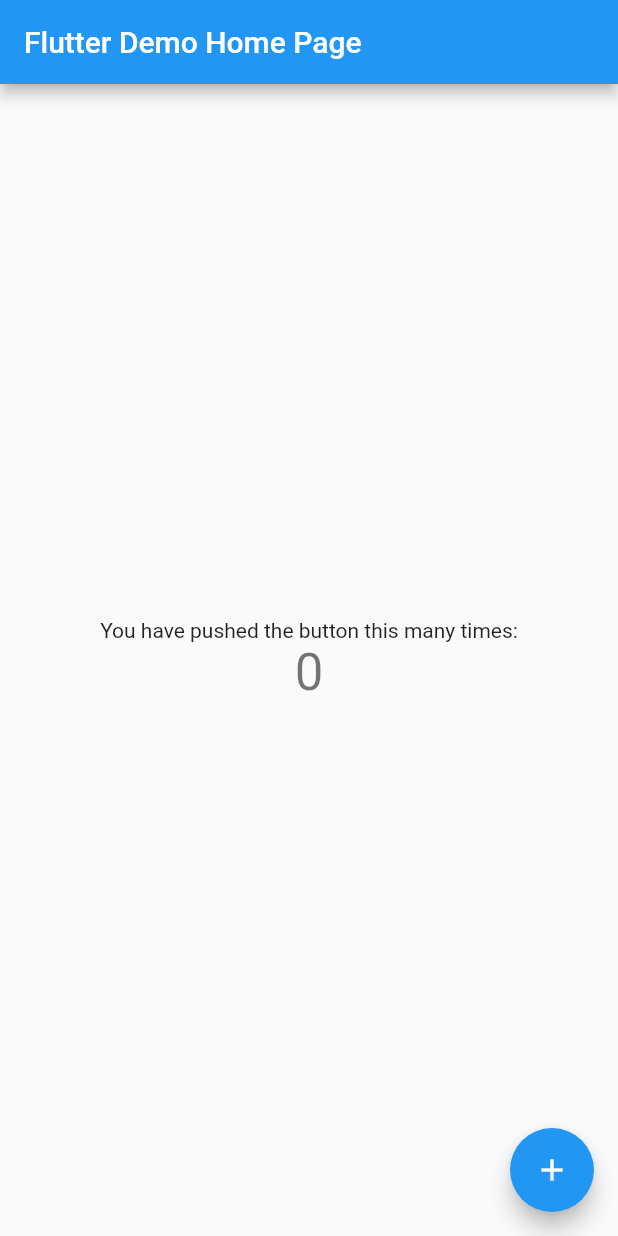
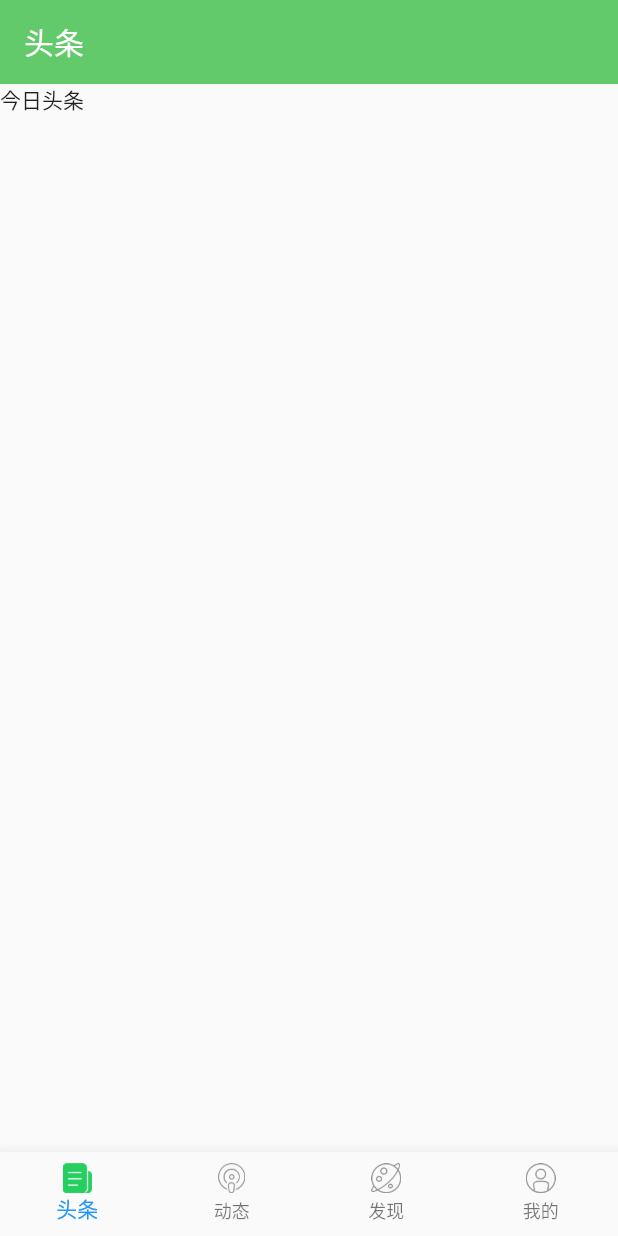
Before and after one commit to yangyuanye/my_flutter, a Flutter app: the screen it shows after launch, on a phone screen of 412 x 824 dp. Run offline on Flutter 3.47's test engine with Material 2 defaults, Android fonts, the phone set to English and light mode, and no system bars.

Commit message:
框架搭建

```diff
--- /dev/null
+++ b/lib/app_home_page.dart
@@ -0,0 +1,95 @@
+import 'package:flutter/material.dart';
+import 'package:flutter_app_model/constants/app_colors.dart';
+import 'package:flutter_app_model/pages/main/news_list_page.dart';
+import 'package:flutter_app_model/widgets/navigation_icon_view.dart';
+
+class AppHomePage extends StatefulWidget {
+  @override
+  State<StatefulWidget> createState() {
+    return _HomePageState();
+  }
+}
+
+class _HomePageState extends State<AppHomePage> {
+  final _appBarTitle = ['头条', '动态', '发现', '我的'];
+  List<NavigationIconView> _navigationIconViews;
+  var _currentIndex = 0;
+  List<Widget> _pages;
+  PageController _pageController;
+
+@override
+  void initState() {
+    super.initState();
+    _navigationIconViews = [
+      NavigationIconView(
+          title: '头条',
+          iconPath: 'assets/images/ic_nav_news_normal.png',
+          activeIconPath: 'assets/images/ic_nav_news_actived.png'),
+      NavigationIconView(
+          title: '动态',
+          iconPath: 'assets/images/ic_nav_tweet_normal.png',
+          activeIconPath: 'assets/images/ic_nav_tweet_actived.png'),
+      NavigationIconView(
+          title: '发现',
+          iconPath: 'assets/images/ic_nav_discover_normal.png',
+          activeIconPath: 'assets/images/ic_nav_discover_actived.png'),
+      NavigationIconView(
+          title: '我的',
+          iconPath: 'assets/images/ic_nav_my_normal.png',
+          activeIconPath: 'assets/images/ic_nav_my_pressed.png'),
+    ];
+    _pages = [
+      NewsListPage(),
+      NewsListPage(),
+      NewsListPage(),
+      NewsListPage(),
+    ];
+
+    _pageController = PageController(initialPage: _currentIndex);
+  }
+
+  @override
+  Widget build(BuildContext context) {
+    return Scaffold(
+      appBar: AppBar(
+        elevation: 0.0,
+        title: Text(
+          _appBarTitle[0],
+          style: TextStyle(color: Color(AppColors.APPBAR)),
+        ),
+        iconTheme: IconThemeData(color: Color(AppColors.APPBAR)),
+      ),
+      body: PageView.builder(
+          physics: NeverScrollableScrollPhysics(),
+          //禁止滑动
+          itemBuilder: (BuildContext context,int index){
+            return _pages[index];
+          },
+      controller: _pageController,
+      itemCount: _pages.length,
+      onPageChanged: (index){
+        setState(() {
+          _currentIndex = index;
+            });
+      },),
+      bottomNavigationBar: BottomNavigationBar(
+        currentIndex: _currentIndex,
+          items: _navigationIconViews.map((view)=>view.item).toList(),
+        type: BottomNavigationBarType.fixed,
+        onTap: (index){
+          setState(() {
+            _currentIndex = index;
+          });
+          _pageController.animateToPage(index,
+              duration: Duration(microseconds: 1),
+              curve: Curves.ease);
+        },
+      ),
+      /*drawer: MyDrawer(
+        headImgPath: 'assets/images/cover_img.jpg',
+        menuIcons: [Icons.send, Icons.home, Icons.error, Icons.settings],
+        menuTitles: ,
+      ),*/
+    );
+  }
+}
--- /dev/null
+++ b/lib/constants/app_colors.dart
@@ -0,0 +1,5 @@
+abstract class AppColors {
+  //应用主题色
+  static const APP_THEME = 0xff63ca6c;
+  static const APPBAR = 0xffffffff;
+}
--- a/lib/main.dart
+++ b/lib/main.dart
@@ -1,111 +1,20 @@
 import 'package:flutter/material.dart';
+import 'package:flutter_app_model/app_home_page.dart';
+import 'package:flutter_app_model/constants/app_colors.dart';
 
 void main() => runApp(MyApp());
 
 class MyApp extends StatelessWidget {
-  // This widget is the root of your application.
+
   @override
   Widget build(BuildContext context) {
     return MaterialApp(
-      title: 'Flutter Demo',
+      debugShowCheckedModeBanner: false, //去掉右上角debug标签
+      title: 'Flutter app',
       theme: ThemeData(
-        // This is the theme of your application.
-        //
-        // Try running your application with "flutter run". You'll see the
-        // application has a blue toolbar. Then, without quitting the app, try
-        // changing the primarySwatch below to Colors.green and then invoke
-        // "hot reload" (press "r" in the console where you ran "flutter run",
-        // or simply save your changes to "hot reload" in a Flutter IDE).
-        // Notice that the counter didn't reset back to zero; the application
-        // is not restarted.
-        primarySwatch: Colors.blue,
+        primaryColor: Color(AppColors.APP_THEME),
       ),
-      home: MyHomePage(title: 'Flutter Demo Home Page'),
+      home: AppHomePage(),
     );
   }
 }
-
-class MyHomePage extends StatefulWidget {
-  MyHomePage({Key key, this.title}) : super(key: key);
-
-  // This widget is the home page of your application. It is stateful, meaning
-  // that it has a State object (defined below) that contains fields that affect
-  // how it looks.
-
-  // This class is the configuration for the state. It holds the values (in this
-  // case the title) provided by the parent (in this case the App widget) and
-  // used by the build method of the State. Fields in a Widget subclass are
-  // always marked "final".
-
-  final String title;
-
-  @override
-  _MyHomePageState createState() => _MyHomePageState();
-}
-
-class _MyHomePageState extends State<MyHomePage> {
-  int _counter = 0;
-
-  void _incrementCounter() {
-    setState(() {
-      // This call to setState tells the Flutter framework that something has
-      // changed in this State, which causes it to rerun the build method below
-      // so that the display can reflect the updated values. If we changed
-      // _counter without calling setState(), then the build method would not be
-      // called again, and so nothing would appear to happen.
-      _counter++;
-    });
-  }
-
-  @override
-  Widget build(BuildContext context) {
-    // This method is rerun every time setState is called, for instance as done
-    // by the _incrementCounter method above.
-    //
-    // The Flutter framework has been optimized to make rerunning build methods
-    // fast, so that you can just rebuild anything that needs updating rather
-    // than having to individually change instances of widgets.
-    return Scaffold(
-      appBar: AppBar(
-        // Here we take the value from the MyHomePage object that was created by
-        // the App.build method, and use it to set our appbar title.
-        title: Text(widget.title),
-      ),
-      body: Center(
-        // Center is a layout widget. It takes a single child and positions it
-        // in the middle of the parent.
-        child: Column(
-          // Column is also layout widget. It takes a list of children and
-          // arranges them vertically. By default, it sizes itself to fit its
-          // children horizontally, and tries to be as tall as its parent.
-          //
-          // Invoke "debug painting" (press "p" in the console, choose the
-          // "Toggle Debug Paint" action from the Flutter Inspector in Android
-          // Studio, or the "Toggle Debug Paint" command in Visual Studio Code)
-          // to see the wireframe for each widget.
-          //
-          // Column has various properties to control how it sizes itself and
-          // how it positions its children. Here we use mainAxisAlignment to
-          // center the children vertically; the main axis here is the vertical
-          // axis because Columns are vertical (the cross axis would be
-          // horizontal).
-          mainAxisAlignment: MainAxisAlignment.center,
-          children: <Widget>[
-            Text(
-              'You have pushed the button this many times:',
-            ),
-            Text(
-              '$_counter',
-              style: Theme.of(context).textTheme.display1,
-            ),
-          ],
-        ),
-      ),
-      floatingActionButton: FloatingActionButton(
-        onPressed: _incrementCounter,
-        tooltip: 'Increment',
-        child: Icon(Icons.add),
-      ), // This trailing comma makes auto-formatting nicer for build methods.
-    );
-  }
-}
--- /dev/null
+++ b/lib/pages/main/news_list_page.dart
@@ -0,0 +1,17 @@
+import 'package:flutter/material.dart';
+
+class NewsListPage extends StatefulWidget {
+  @override
+  _NewsListPageState createState() => _NewsListPageState();
+}
+
+class _NewsListPageState extends State<NewsListPage> {
+
+
+  @override
+  Widget build(BuildContext context) {
+    return Scaffold(
+     body: Text('今日头条'),
+    );
+  }
+}
--- /dev/null
+++ b/lib/widgets/navigation_icon_view.dart
@@ -0,0 +1,23 @@
+import 'package:flutter/material.dart';
+
+class NavigationIconView {
+
+  final BottomNavigationBarItem item;
+  final String title;
+  final String iconPath;
+  final String activeIconPath;
+
+  NavigationIconView(
+      {@required this.title,
+        @required this.iconPath,
+        @required this.activeIconPath})
+      : item = BottomNavigationBarItem(
+      icon: Image.asset(iconPath,
+        width: 20.0,
+        height: 20.0,
+      ),
+      activeIcon: Image.asset(activeIconPath,
+        width: 20.0,
+        height: 20.0,),
+      title: Text(title));
+}
```
Also changed, not shown: pubspec.yaml (+12 -3 lines), assets/images/cover_img.jpg (added), assets/images/ic_avatar_default.png (added), assets/images/ic_nav_discover_actived.png (added), assets/images/ic_nav_discover_normal.png (added), assets/images/ic_nav_my_normal.png (added), assets/images/ic_nav_my_pressed.png (added), assets/images/ic_nav_news_actived.png (added), assets/images/ic_nav_news_normal.png (added), assets/images/ic_nav_tweet_actived.png (added), assets/images/ic_nav_tweet_normal.png (added).
